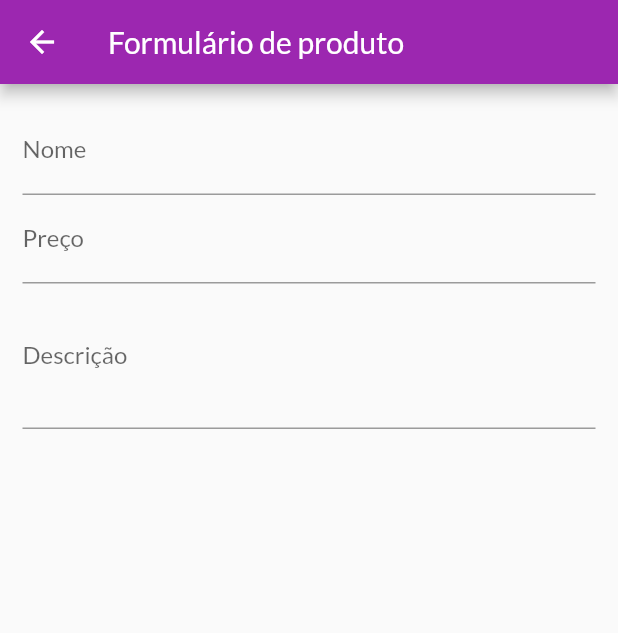
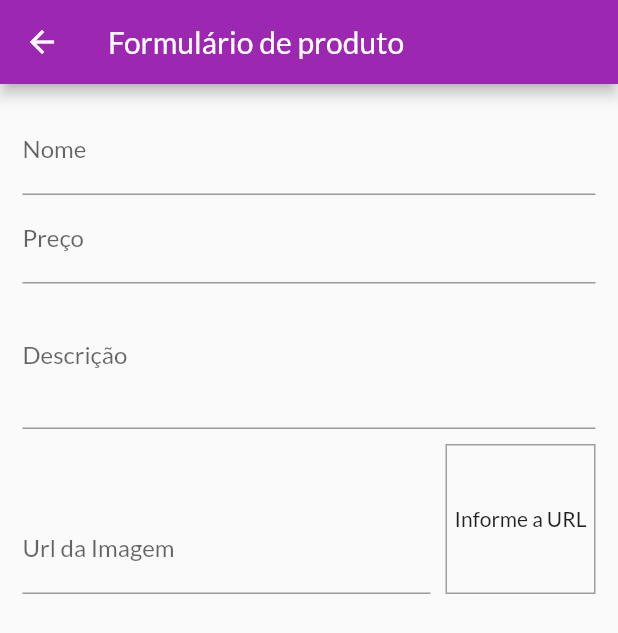
Before and after one commit to Jo-Analyst/shop-2, a Flutter app: the ProductFormPage screen opened by its route, on a phone screen of 412 x 824 dp. Shown: the top 633 px of the screen. Run offline on Flutter 3.47's test engine with Material 2 defaults, Android fonts, the phone set to English and light mode, and no system bars; network calls fail.

Commit message:
259. Campo de Entrada de URL

```diff
--- a/lib/pages/product_form_page.dart
+++ b/lib/pages/product_form_page.dart
@@ -10,12 +10,26 @@ class ProductFormPage extends StatefulWidget {
 class _ProductFormPageState extends State<ProductFormPage> {
   final _priceFocus = FocusNode();
   final _desctiptionFocus = FocusNode();
+  final _imageUrlFocus = FocusNode();
+  final _imageUrlController = TextEditingController();
+
+  @override
+  void initState() {
+    super.initState();
+    _imageUrlFocus.addListener(updateImage);
+  }
 
   @override
   void dispose() {
     super.dispose();
     _priceFocus.dispose();
     _desctiptionFocus.dispose();
+    _imageUrlFocus.dispose();
+    _imageUrlFocus.removeListener(updateImage);
+  }
+
+  void updateImage() {
+    setState(() {});
   }
 
   @override
@@ -55,6 +69,44 @@ class _ProductFormPageState extends State<ProductFormPage> {
                 keyboardType: TextInputType.multiline,
                 maxLines: 3,
               ),
+              Row(
+                crossAxisAlignment: CrossAxisAlignment.end,
+                children: [
+                  Expanded(
+                    child: TextFormField(
+                      decoration:
+                          const InputDecoration(labelText: "Url da Imagem"),
+                      focusNode: _imageUrlFocus,
+                      textInputAction: TextInputAction.done,
+                      controller: _imageUrlController,
+                      keyboardType: TextInputType.url,
+                    ),
+                  ),
+                  Container(
+                    height: 100,
+                    width: 100,
+                    margin: const EdgeInsets.only(
+                      top: 10,
+                      left: 10,
+                    ),
+                    decoration: BoxDecoration(
+                      border: Border.all(
+                        color: Colors.grey,
+                        width: 1,
+                      ),
+                    ),
+                    alignment: Alignment.center,
+                    child: _imageUrlController.text.isEmpty
+                        ? const Text('Informe a URL')
+                        : FittedBox(
+                            fit: BoxFit.cover,
+                            child: Image.network(
+                              _imageUrlController.text,
+                            ),
+                          ),
+                  ),
+                ],
+              ),
             ],
           ),
         ),
```
